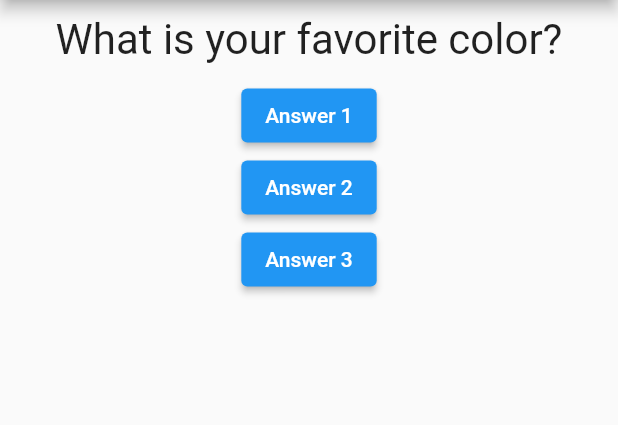
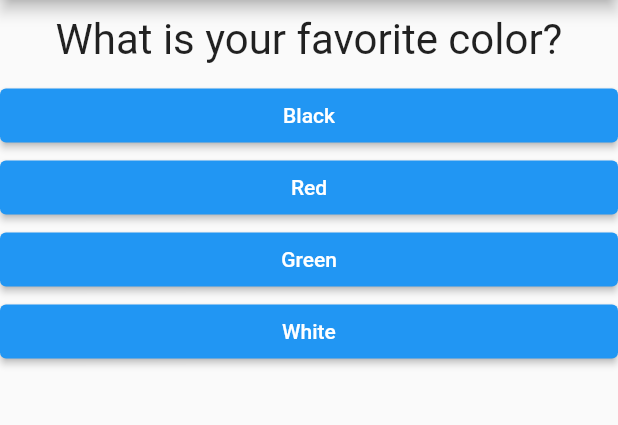
Before and after one commit to therealmai/quiz_it, a Flutter app: the screen it shows after launch, on a phone screen of 412 x 824 dp, the part 84-509 px from its top. Run offline on Flutter 3.47's test engine with Material 2 defaults, Android fonts, the phone set to English and light mode, and no system bars.

Commit message:
review map ep 30

```diff
--- /dev/null
+++ b/lib/answer.dart
@@ -0,0 +1,20 @@
+import 'package:flutter/material.dart';
+
+class Answer extends StatelessWidget {
+  final VoidCallback selectHandler;
+  final String answerText;
+  Answer(this.selectHandler, this.answerText);
+
+  @override
+  Widget build(BuildContext context) {
+    return Container(
+      width: double.infinity,
+      child: ElevatedButton(
+        child: Text(answerText),
+        onPressed: selectHandler,
+        style: ElevatedButton.styleFrom(
+            foregroundColor: Colors.white, backgroundColor: Colors.blue),
+      ),
+    );
+  }
+}
--- a/lib/main.dart
+++ b/lib/main.dart
@@ -1,6 +1,7 @@
 import 'package:flutter/material.dart';
 
 import './question.dart';
+import './answer.dart';
 
 void main() => runApp(MyApp());
 
@@ -22,8 +23,18 @@ class _MyAppState extends State<MyApp> {
   @override
   Widget build(BuildContext context) {
     var questions = [
-      'What is your favorite color?',
-      'What\'s your favorite animal?'
+      {
+        'questionText': 'What is your favorite color?',
+        'answers': ['Black', 'Red', 'Green', 'White'],
+      },
+      {
+        'questionText': 'What\'s your favorite animal?',
+        'answers': ['Rabbit', 'Lion', 'Owl']
+      },
+      {
+        'questionText': 'What\'s your favorite game?',
+        'answers': ['Hades', 'Dota', 'Witcher']
+      },
     ];
     return MaterialApp(
       home: Scaffold(
@@ -32,10 +43,12 @@ class _MyAppState extends State<MyApp> {
         ),
         body: Column(
           children: [
-            Question(questions[_questionIndex]),
-            ElevatedButton(child: Text('Answer 1'), onPressed: _answerQuestion),
-            ElevatedButton(child: Text('Answer 2'), onPressed: _answerQuestion),
-            ElevatedButton(child: Text('Answer 3'), onPressed: _answerQuestion),
+            Question(
+              questions[_questionIndex]['questionText'] as String,
+            ),
+            ...(questions[_questionIndex]['answers'] as List<String>).map((answer){
+              return Answer(_answerQuestion, answer);
+            }).toList()
           ],
         ),
       ),
```
